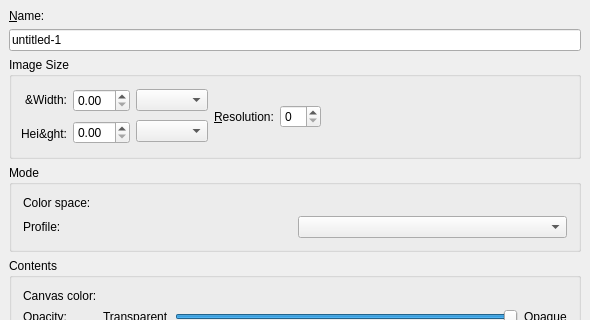
First picture: the form in krita/ui/wdgnewimage.ui, repository KDE/krita, before the edit; both pictures show x 0 to 590 and y 0 to 320 of the 590 by 565 pixel window.
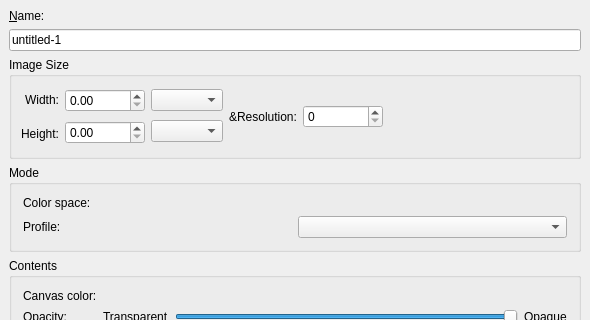
Second picture: the form after the edit. Custom widgets are drawn as their Qt base class.

Commit message:
Add Image Resolution (aka physical size) to krita
The new image dialog now allows entering pysical size.
The zoom displays it correctly

For that the KoUnit have been changed into a prober class
which meant a lot of code changes all over KOffice

What changed in the file:
```diff
--- a/krita/ui/wdgnewimage.ui
+++ b/krita/ui/wdgnewimage.ui
@@ -59,7 +59,7 @@
         <item>
          <widget class="QLabel" name="lblWidth" >
           <property name="text" >
-           <string>&amp;Width:</string>
+           <string>Width:</string>
           </property>
           <property name="alignment" >
            <set>Qt::AlignRight|Qt::AlignTrailing|Qt::AlignVCenter</set>
@@ -69,7 +69,7 @@
         <item>
          <widget class="QLabel" name="lblHeight" >
           <property name="text" >
-           <string>Hei&amp;ght:</string>
+           <string>Height:</string>
           </property>
           <property name="alignment" >
            <set>Qt::AlignRight|Qt::AlignTrailing|Qt::AlignVCenter</set>
@@ -90,10 +90,33 @@
          <number>6</number>
         </property>
         <item>
-         <widget class="QDoubleSpinBox" name="doubleWidth" />
+         <widget class="QDoubleSpinBox" name="doubleWidth" >
+          <property name="minimumSize" >
+           <size>
+            <width>80</width>
+            <height>0</height>
+           </size>
+          </property>
+          <property name="decimals" >
+           <number>2</number>
+          </property>
+          <property name="maximum" >
+           <double>100000000.000000000000000</double>
+          </property>
+         </widget>
         </item>
         <item>
-         <widget class="QDoubleSpinBox" name="doubleHeight" />
+         <widget class="QDoubleSpinBox" name="doubleHeight" >
+          <property name="minimumSize" >
+           <size>
+            <width>80</width>
+            <height>0</height>
+           </size>
+          </property>
+          <property name="maximum" >
+           <double>100000000.000000000000000</double>
+          </property>
+         </widget>
         </item>
        </layout>
       </item>
@@ -118,13 +141,23 @@
         <property name="text" >
          <string>&amp;Resolution:</string>
         </property>
-        <property name="buddy" >
-         <cstring>doubleResolution</cstring>
-        </property>
        </widget>
       </item>
       <item>
-       <widget class="KDoubleSpinBox" name="doubleResolution" />
+       <widget class="QDoubleSpinBox" name="doubleResolution" >
+        <property name="minimumSize" >
+         <size>
+          <width>80</width>
+          <height>0</height>
+         </size>
+        </property>
+        <property name="decimals" >
+         <number>0</number>
+        </property>
+        <property name="maximum" >
+         <double>99999.000000000000000</double>
+        </property>
+       </widget>
       </item>
       <item>
        <spacer>
@@ -334,22 +367,16 @@
  </widget>
  <layoutdefault spacing="6" margin="11" />
  <customwidgets>
+  <customwidget>
+   <class>KisCmbIDList</class>
+   <extends>QWidget</extends>
+   <header>kis_cmb_idlist.h</header>
+  </customwidget>
   <customwidget>
    <class>SqueezedComboBox</class>
    <extends>QComboBox</extends>
    <header>squeezedcombobox.h</header>
   </customwidget>
-  <customwidget>
-   <class>KDoubleSpinBox</class>
-   <extends>QSpinBox</extends>
-   <header>knuminput.h</header>
-   <container>1</container>
-  </customwidget>
-  <customwidget>
-   <class>KisCmbIDList</class>
-   <extends>QWidget</extends>
-   <header>kis_cmb_idlist.h</header>
-  </customwidget>
   <customwidget>
    <class>KColorCombo</class>
    <extends>QWidget</extends>
```
Left out of the diff: 1 changed line with no effect on the pictures. The commit also changes 45 other files.
